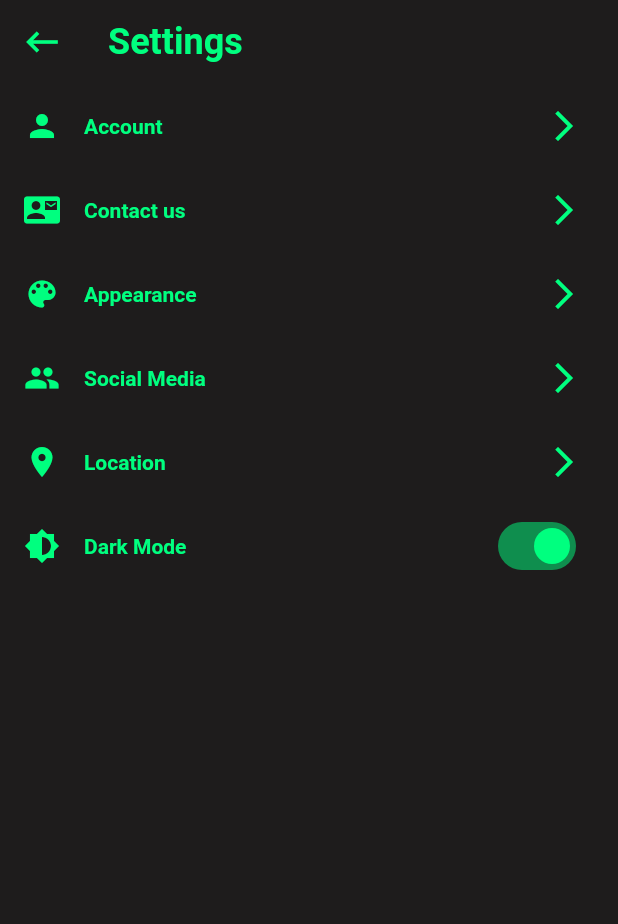
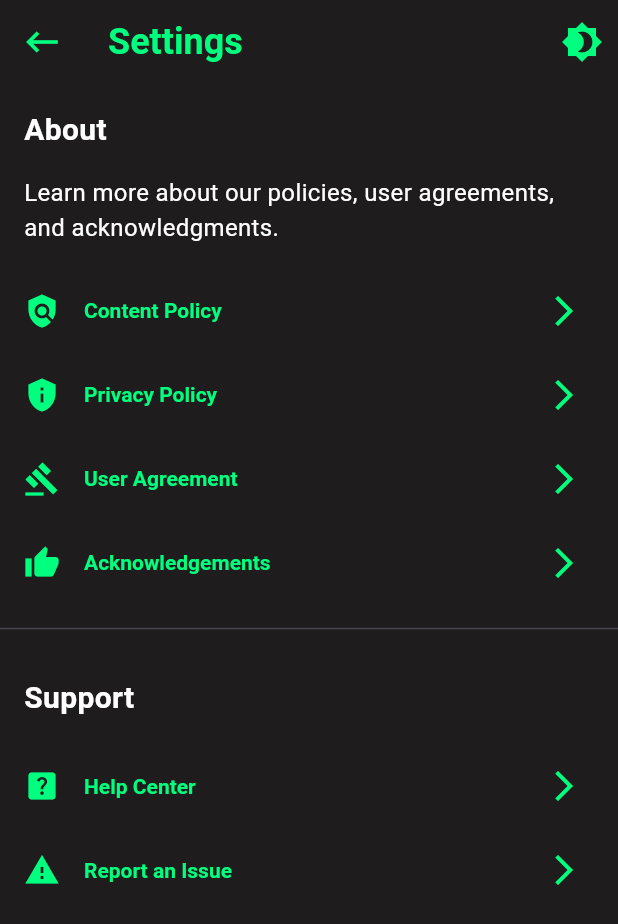
Before and after one commit to AurelioAlfons/Leap, a Flutter app: the SettingsPage screen opened by its route, on a phone screen of 412 x 824 dp. Shown: the top 924 px of the screen. Run offline on Flutter 3.47's test engine with Material 3 defaults, Android fonts, the light colour scheme and no system bars; our stand-ins replace shared_preferences; accounts and stored records are empty; network calls fail.

```diff
--- a/lib/UI/Settings/settings.dart
+++ b/lib/UI/Settings/settings.dart
@@ -1,4 +1,6 @@
 import 'package:flutter/material.dart';
+import 'package:leap/UI/Layout/dark.dart';
+import 'package:leap/UI/Layout/light.dart';
 import 'package:leap/UI/Layout/themeprovider.dart';
 
 class SettingsPage extends StatefulWidget {
@@ -11,79 +13,111 @@ class SettingsPage extends StatefulWidget {
 class _SettingsPage extends State<SettingsPage> {
   @override
   Widget build(BuildContext context) {
-    // Access ThemeProvider to get isDarkMode and toggleTheme
     final themeProvider = ThemeProvider.of(context);
-    final isDarkMode = themeProvider.isDarkMode;
 
     return Scaffold(
       appBar: AppBar(
         title: const Text('Settings'),
+        actions: [
+          IconButton(
+            icon: Icon(
+              themeProvider.isDarkMode
+                  ? Icons.brightness_4
+                  : Icons.brightness_4_outlined,
+              color: themeProvider.isDarkMode
+                  ? DarkMode.iconColor
+                  : LightMode.iconColor,
+            ),
+            onPressed: themeProvider.toggleTheme,
+            tooltip: 'Toggle Theme',
+          ),
+        ],
         leading: IconButton(
           icon: const Icon(Icons.keyboard_backspace),
           onPressed: () {
-            Navigator.pushNamed(context, '/home'); // Navigates to '/home'
+            Navigator.pushNamed(context, '/home');
           },
         ),
       ),
       body: ListView(
         children: [
+          // About Section
+          const Padding(
+            padding: EdgeInsets.all(16.0),
+            child: Text(
+              'About',
+              style: TextStyle(fontSize: 20, fontWeight: FontWeight.bold),
+            ),
+          ),
+          const Padding(
+            padding: EdgeInsets.symmetric(horizontal: 16.0),
+            child: Text(
+              'Learn more about our policies, user agreements, and acknowledgments.',
+              style: TextStyle(fontSize: 16),
+            ),
+          ),
+          const SizedBox(height: 16),
+
+          // Content Policies Section
           ListTile(
-            leading: const Icon(Icons.person),
-            title: const Text('Account'),
-            trailing: const Icon(Icons.arrow_forward_ios), // Trailing icon
+            leading: const Icon(Icons.policy),
+            title: const Text('Content Policy'),
+            trailing: const Icon(Icons.arrow_forward_ios),
             onTap: () {
-              // Navigate to Account settings
+              // Navigate to Content Policy page
             },
           ),
           ListTile(
-            leading: const Icon(Icons.contact_mail),
-            title: const Text('Contact us'),
-            trailing: const Icon(Icons.arrow_forward_ios), // Trailing icon
+            leading: const Icon(Icons.privacy_tip),
+            title: const Text('Privacy Policy'),
+            trailing: const Icon(Icons.arrow_forward_ios),
             onTap: () {
-              // Navigate to Contact us page
+              // Navigate to Privacy Policy page
             },
           ),
           ListTile(
-            leading: const Icon(Icons.color_lens),
-            title: const Text('Appearance'),
-            trailing: const Icon(Icons.arrow_forward_ios), // Trailing icon
+            leading: const Icon(Icons.gavel),
+            title: const Text('User Agreement'),
+            trailing: const Icon(Icons.arrow_forward_ios),
             onTap: () {
-              // Navigate to Appearance settings
+              // Navigate to User Agreement page
             },
           ),
           ListTile(
-            leading: const Icon(Icons.group),
-            title: const Text('Social Media'),
-            trailing: const Icon(Icons.arrow_forward_ios), // Trailing icon
+            leading: const Icon(Icons.thumb_up),
+            title: const Text('Acknowledgements'),
+            trailing: const Icon(Icons.arrow_forward_ios),
             onTap: () {
-              // Navigate to Social Media settings
+              // Navigate to Acknowledgements page
+            },
+          ),
+
+          // Divider between sections
+          const Divider(thickness: 1, height: 32),
+
+          // Support Section
+          const Padding(
+            padding: EdgeInsets.all(16.0),
+            child: Text(
+              'Support',
+              style: TextStyle(fontSize: 20, fontWeight: FontWeight.bold),
+            ),
+          ),
+          ListTile(
+            leading: const Icon(Icons.help_center),
+            title: const Text('Help Center'),
+            trailing: const Icon(Icons.arrow_forward_ios),
+            onTap: () {
+              // Navigate to Help Center
             },
           ),
           ListTile(
-            leading: const Icon(Icons.location_on),
-            title: const Text('Location'),
-            trailing: const Icon(Icons.arrow_forward_ios), // Trailing icon
+            leading: const Icon(Icons.report_problem),
+            title: const Text('Report an Issue'),
+            trailing: const Icon(Icons.arrow_forward_ios),
             onTap: () {
-              // Navigate to Location settings
+              // Navigate to Report an Issue page
             },
-          ),
-          ListTile(
-            leading: const Icon(Icons.brightness_6),
-            title: const Text('Dark Mode'),
-            trailing: Switch(
-              value: isDarkMode,
-              onChanged: (value) {
-                themeProvider.toggleTheme(); // Toggle theme using provider
-              },
-              activeColor: isDarkMode
-                  ? const Color.fromARGB(255, 0, 255, 127)
-                  : const Color.fromARGB(255, 0, 255,
-                      127), // Customize active color based on theme
-              inactiveThumbColor: isDarkMode
-                  ? const Color(0xFF007A5E)
-                  : const Color(0xFF007A5E),
-            ),
-            onTap: themeProvider.toggleTheme,
           ),
         ],
       ),
```
Also changed, not shown: lib/content.dart (+38 -7 lines).
